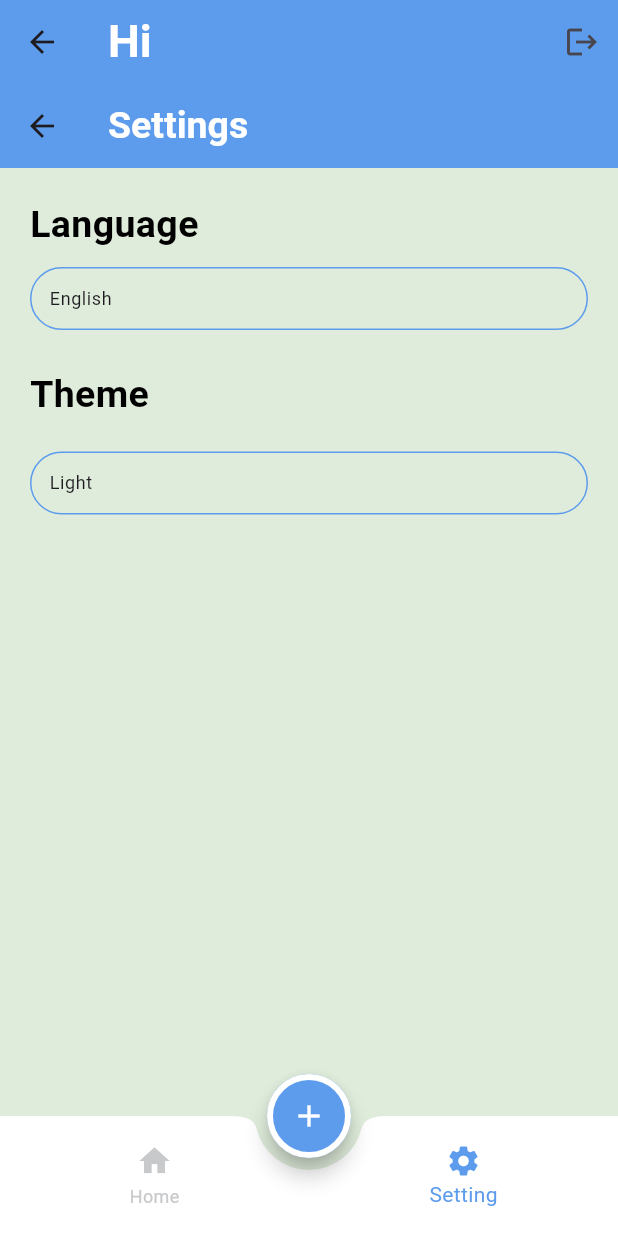
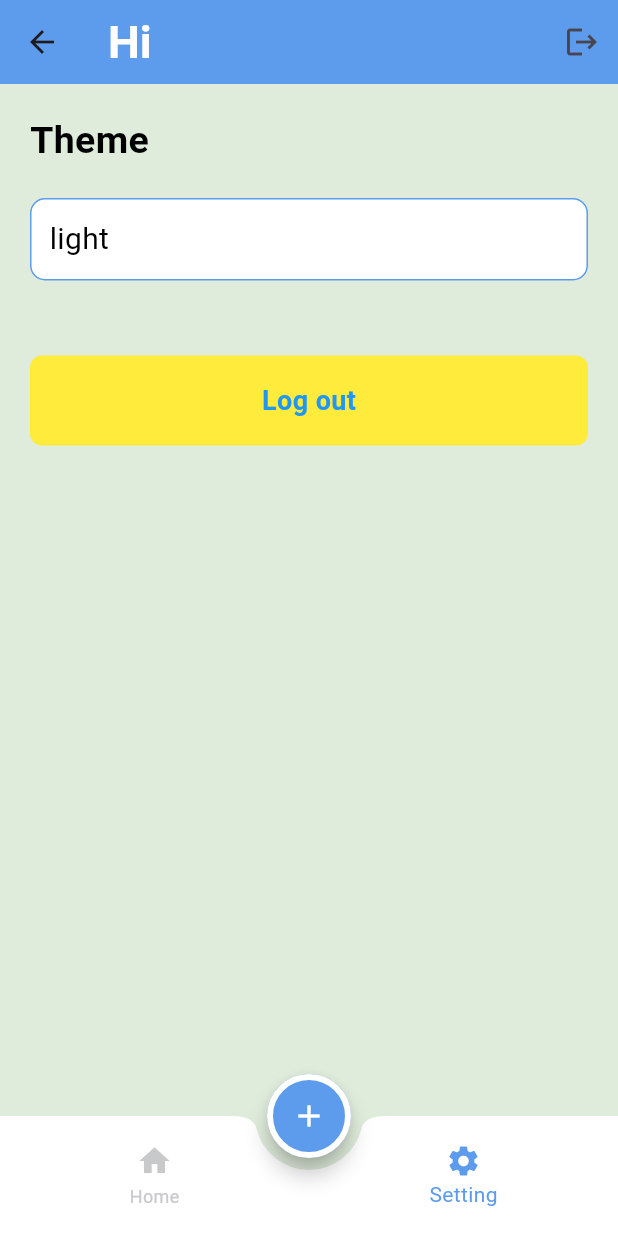
Before and after one commit to Ibrahim8545/todoApp, a Flutter app: the HomeScreen screen opened by its route, item 2 of the bottom bar chosen, on a phone screen of 412 x 824 dp. Run offline on Flutter 3.47's test engine with Material 3 defaults, Android fonts, the phone set to English and light mode, and no system bars; our stand-ins replace calendar_timeline, cloud_firestore, firebase_auth, firebase_core, flutter_slidable, shared_preferences; accounts and stored records are empty; Roboto replaces fonts that are missing (ElMessiri).

Commit message:
add light and dark mode

```diff
--- a/lib/app_color.dart
+++ b/lib/app_color.dart
@@ -4,8 +4,9 @@
 
 class AppColor
 {
-  static Color primary=const Color(0xff5D9CEC);
-  static Color secondary=const Color(0xffDFECDB);
+  static const  Color primary= Color(0xff5D9CEC);
+  static const Color secondary=Color(0xffDFECDB);
   static  const Color gray= Color(0xffC8C9CB);
+  static const Color dark=Color(0xff060E1E);
 
 }
--- a/lib/home_screen.dart
+++ b/lib/home_screen.dart
@@ -3,6 +3,7 @@ import 'package:flutter/material.dart';
 import 'package:provider/provider.dart';
 import 'package:todoapp/app_color.dart';
 import 'package:todoapp/providers/my_provider_auth.dart';
+import 'package:todoapp/providers/theme_provider.dart';
 import 'package:todoapp/signin_and_sigup/login.dart';
 import 'package:todoapp/tabs/settings_tab.dart';
 import 'package:todoapp/tabs/tasks_tabs.dart';
@@ -22,15 +23,20 @@ class _HomeScreenState extends State<HomeScreen> {
   @override
   Widget build(BuildContext context) {
     var pro = Provider.of<MyProvider>(context);
+    var proTheme=Provider.of<ThemeProvider>(context);
     return Scaffold(
         extendBody: true,
-        backgroundColor: AppColor.secondary,
+        backgroundColor: proTheme.appTheme==ThemeMode.light?
+          AppColor.secondary
+          :AppColor.dark,
         appBar: AppBar(
           backgroundColor: AppColor.primary,
           title: Text(
             'Hi ${pro.userModel?.userName}',
-            style: TextStyle(
-                fontSize: 30, fontWeight: FontWeight.bold, color: Colors.white),
+            style:const  TextStyle(
+                fontSize: 30,
+                 fontWeight: FontWeight.bold,
+                 color: Colors.white),
           ),
           actions: [
             IconButton(
@@ -71,7 +77,8 @@ class _HomeScreenState extends State<HomeScreen> {
           notchMargin: 8,
           shape: CircularNotchedRectangle(),
           padding: EdgeInsets.zero,
-          color: Colors.white,
+          color: proTheme.appTheme==ThemeMode.light?
+          Colors.white:AppColor.dark,
           child: BottomNavigationBar(
               elevation: 0,
               backgroundColor: Colors.transparent,
--- a/lib/providers/theme_provider.dart
+++ b/lib/providers/theme_provider.dart
@@ -5,7 +5,7 @@ class ThemeProvider extends ChangeNotifier
 {
   ThemeMode appTheme = ThemeMode.light;
 
-  MyProvider() {
+  ThemeProvider() {
     loadThemeFromPrefs();
   }
 
--- a/lib/signin_and_sigup/custom_button.dart
+++ b/lib/signin_and_sigup/custom_button.dart
@@ -1,4 +1,7 @@
 import 'package:flutter/material.dart';
+import 'package:provider/provider.dart';
+import 'package:todoapp/app_color.dart';
+import 'package:todoapp/providers/theme_provider.dart';
 
 class CustomButton extends StatelessWidget {
  CustomButton({super.key,required this.onTap,required this.text});
@@ -6,12 +9,15 @@ String text;
  VoidCallback onTap;
   @override
   Widget build(BuildContext context) {
+    var pro=Provider.of<ThemeProvider>(context);
     return GestureDetector(
       onTap: onTap,
       child: Container(
               decoration: BoxDecoration(
                 borderRadius: BorderRadius.circular(8),
-                color: Colors.white
+                color: pro.appTheme==ThemeMode.light?
+                Colors.yellow:
+                AppColor.gray
               ),
               width: double.infinity,
               height: 60,
--- a/lib/signin_and_sigup/custom_text_field.dart
+++ b/lib/signin_and_sigup/custom_text_field.dart
@@ -30,9 +30,9 @@ TextInputType? keyboardType;
 
             label: Text(
               '$hint',
-              style:const  TextStyle(
-                color: Color.fromARGB(255, 226, 215, 215)
-              ),
+              style: Theme.of(context).
+                  textTheme.
+                  bodyMedium
               ),
               border: const OutlineInputBorder(
 
--- a/lib/tabs/settings_tab.dart
+++ b/lib/tabs/settings_tab.dart
@@ -1,97 +1,116 @@
+import 'package:firebase_auth/firebase_auth.dart';
 import 'package:flutter/material.dart';
+import 'package:provider/provider.dart';
 import 'package:todoapp/app_color.dart';
 import 'package:todoapp/modals_bottom.dart/language_modal_bottom.dart';
 import 'package:todoapp/modals_bottom.dart/thwmw_modal_bottom.dart';
+import 'package:todoapp/providers/theme_provider.dart';
+import 'package:todoapp/signin_and_sigup/custom_button.dart';
+import 'package:todoapp/signin_and_sigup/login.dart';
 
 class SettingsTab extends StatelessWidget {
   const SettingsTab({super.key});
 
   @override
   Widget build(BuildContext context) {
+    var pro = Provider.of<ThemeProvider>(context);
     return Scaffold(
-      appBar: AppBar(
-        backgroundColor: AppColor.primary,
-        title: const Text(
-          'Settings',
-          style: TextStyle
-          (color: Colors.white,
-          fontSize: 25,
-          fontWeight: FontWeight.bold
-          ),
-          ),
-      ),
       body: Container(
         padding: EdgeInsets.all(20),
-        color: AppColor.secondary,
-        child: Column(
-
-          crossAxisAlignment: CrossAxisAlignment.stretch,
-          children:[
-            const Text(
-            'Language',
-            style: TextStyle(
-              fontSize: 25,
-              fontWeight: FontWeight.bold,
-              color: Colors.black
-            ),
-            ),
-            const SizedBox(height: 10,),
-            InkWell(
-              onTap: () {
-                showModalBottomSheet(
-                  context: context,
-                 builder: (context){
-                  return LanguageModalBottom();
-                 }
-                 );
-              },
-              child: Container(
-                padding:const  EdgeInsets.all(12),
-                decoration: BoxDecoration(
-                    borderRadius: BorderRadius.circular(24),
-                    border: Border.all(color: AppColor.primary)),
-                child: Text(
-               'English',
-
-                  style: Theme.of(context).textTheme.bodySmall,
-                ),
-              ),
-            ),
-            SizedBox(height: 25,),
-            const Text(
+        color: pro.appTheme == ThemeMode.light
+            ? AppColor.secondary
+            : AppColor.dark,
+        child:
+            Column(crossAxisAlignment: CrossAxisAlignment.stretch, children: [
+          Text(
             'Theme',
             style: TextStyle(
               fontSize: 25,
               fontWeight: FontWeight.bold,
-              color: Colors.black
+              color:
+                  pro.appTheme == ThemeMode.light ? Colors.black : Colors.white,
             ),
           ),
-            const SizedBox(height: 20,),
+          const SizedBox(
+            height: 20,
+          ),
           InkWell(
             onTap: () {
               showModalBottomSheet(
+                  backgroundColor: pro.appTheme == ThemeMode.light
+                      ? Colors.white
+                      : AppColor.dark,
                   context: context,
-                 builder: (context){
+                  builder: (context) {
                     return ThemeModalBottom();
-                 }
-                 );
+                  });
             },
             child: Container(
-                padding:const  EdgeInsets.all(12),
+              padding: const EdgeInsets.all(12),
               decoration: BoxDecoration(
-                    borderRadius: BorderRadius.circular(24),
+                  color: pro.appTheme == ThemeMode.light
+                      ? Colors.white
+                      : AppColor.dark,
+                  borderRadius: BorderRadius.circular(10),
                   border: Border.all(color: AppColor.primary)),
               child: Text(
-               'Light',
-
-                  style: Theme.of(context).textTheme.bodySmall,
+                pro.appTheme == ThemeMode.light ? 'light' : 'dark',
+                style: TextStyle(
+                  fontSize: 20,
+                  color: pro.appTheme == ThemeMode.light
+                      ? Colors.black
+                      : AppColor.primary,
                 ),
               ),
             ),
-          ]
           ),
+          SizedBox(
+            height: 25,
+          ),
+          SizedBox(
+            height: 25,
+          ),
+          CustomButton(
+
+              onTap: () {
+                showDialog(
+
+                    context: context,
+                    builder: (context) => AlertDialog(
+                          content: const Text('Log Out of your account?'),
+                          actions: [
+                            ElevatedButton(
+                                onPressed: () {
+                                  Navigator.pop(context);
+                                },
+                                child: Text('Cancel',
+                                style: TextStyle(color: Colors.black),
+                                )),
+                            ElevatedButton(
+                                onPressed: () {
+                                  FirebaseAuth.instance.signOut();
+                                  Navigator.pushNamedAndRemoveUntil(
+                                    context,
+                                    LoginPage.routeName,
+                                    (route) => false,
+                                  );
+                                },
+                                child: Text(
+                                  'Log Out',
+                                  style: TextStyle(color: Colors.red),
+                                  )
+                                ),
+                          ],
+                        ));
+              },
+              text: (
+                'Log out'
+
                 ),
 
+              ),
+        ]),
+      ),
     );
   }
 }
--- a/lib/tabs/tasks_tabs.dart
+++ b/lib/tabs/tasks_tabs.dart
@@ -16,7 +16,9 @@ DateTime date = DateTime.now();
 
   @override
   Widget build(BuildContext context) {
-    return Column(
+    return Padding(
+      padding: const EdgeInsets.symmetric(vertical: 20),
+      child: Column(
         children: [
           CalendarTimeline(
             initialDate: date,
@@ -90,6 +92,7 @@ DateTime date = DateTime.now();
 
 
         ],
+      ),
     );
   }
 }
--- /dev/null
+++ b/lib/themes.dart
@@ -0,0 +1,57 @@
+import 'package:flutter/material.dart';
+import 'package:todoapp/app_color.dart';
+
+
+class MyThemeData {
+  static ThemeData lightTheme = ThemeData(
+      scaffoldBackgroundColor: Colors.transparent,
+      appBarTheme: const AppBarTheme(
+        color: Colors.transparent,
+        elevation: 0,
+
+
+        titleTextStyle: TextStyle(
+            fontSize: 30,
+            fontWeight: FontWeight.w700,
+            fontFamily: 'ElMessiri',
+            color: Colors.black),
+      ),
+
+      iconTheme: IconThemeData(color: AppColor.primary),
+
+      bottomNavigationBarTheme:  BottomNavigationBarThemeData(
+        selectedItemColor: Colors.black,
+        unselectedItemColor: Colors.white,
+        backgroundColor: AppColor.primary,
+        type: BottomNavigationBarType.fixed,
+      ),
+
+  );
+
+  static ThemeData darkTheme = ThemeData(
+    scaffoldBackgroundColor: Colors.transparent,
+      appBarTheme: const AppBarTheme(
+        color: Colors.transparent,
+        iconTheme: IconThemeData(size: 30,color: Colors.white),
+        elevation: 0,
+
+        titleTextStyle: TextStyle(
+            fontSize: 30,
+            fontWeight: FontWeight.w700,
+            fontFamily: 'ElMessiri',
+            color: Colors.white),
+      ),
+
+      iconTheme:  IconThemeData(color: AppColor.primary),
+
+      bottomNavigationBarTheme: const BottomNavigationBarThemeData(
+        selectedItemColor: AppColor.dark,
+        unselectedItemColor: Colors.white,
+        backgroundColor: AppColor.dark,
+        type: BottomNavigationBarType.fixed,
+      ),
+
+
+
+  );
+}
--- a/lib/widget/task_item.dart
+++ b/lib/widget/task_item.dart
@@ -1,9 +1,11 @@
 import 'package:firebase_core/firebase_core.dart';
 import 'package:flutter/material.dart';
 import 'package:flutter_slidable/flutter_slidable.dart';
+import 'package:provider/provider.dart';
 import 'package:todoapp/app_color.dart';
 import 'package:todoapp/firebase_function/firebase_function.dart';
 import 'package:todoapp/models/task_model.dart';
+import 'package:todoapp/providers/theme_provider.dart';
 import 'package:todoapp/widget/edit_task.dart';
 
 class TaskItem extends StatelessWidget {
@@ -12,12 +14,13 @@ class TaskItem extends StatelessWidget {
 
   @override
   Widget build(BuildContext context) {
+    var pro=Provider.of<ThemeProvider>(context);
     return Container(
       margin: const EdgeInsets.symmetric(horizontal: 12),
       height: 115,
       decoration: BoxDecoration(
         borderRadius: BorderRadius.circular(18),
-        color: Colors.white,
+        color: pro.appTheme==ThemeMode.light?Colors.white:Colors.black,
       ),
       child: Slidable(
         startActionPane: ActionPane(
--- a/pubspec.yaml
+++ b/pubspec.yaml
@@ -43,6 +43,7 @@ dependencies:
   google_fonts: ^6.2.0
   provider: ^6.1.2
   shared_preferences: ^2.2.3
+
 
 dev_dependencies:
   flutter_test:
```
Also changed, not shown: lib/main.dart (+19 -11 lines), lib/modals_bottom.dart/thwmw_modal_bottom.dart (+44 -32 lines). Lines whose indentation alone changed are shown as unchanged.
